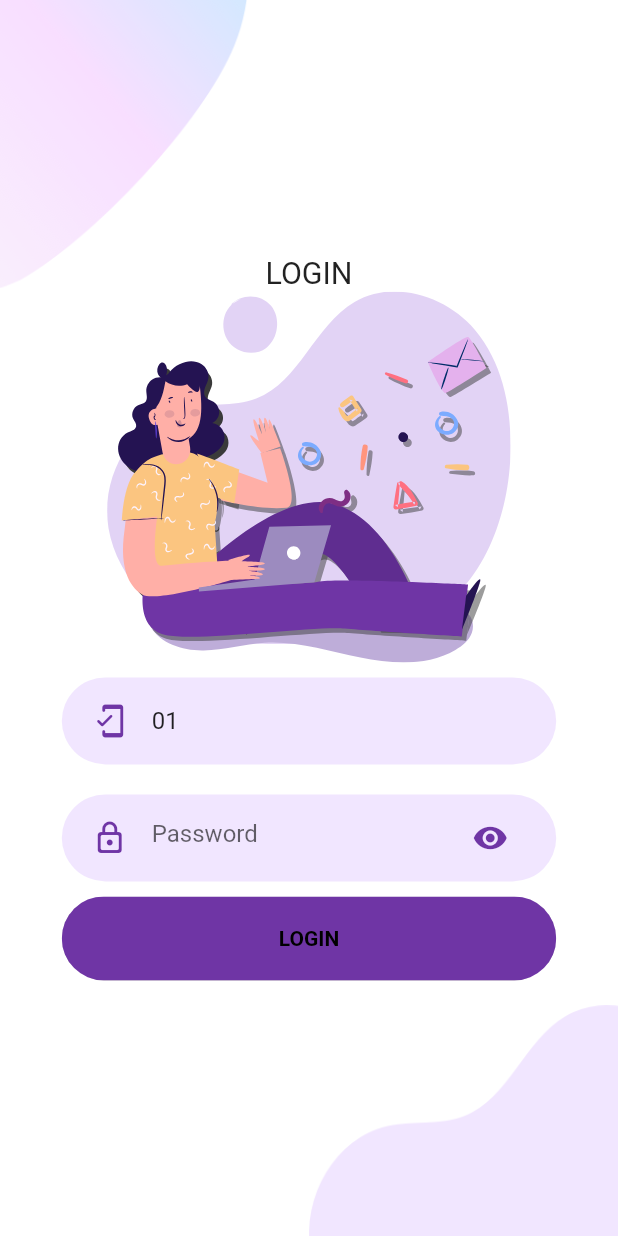
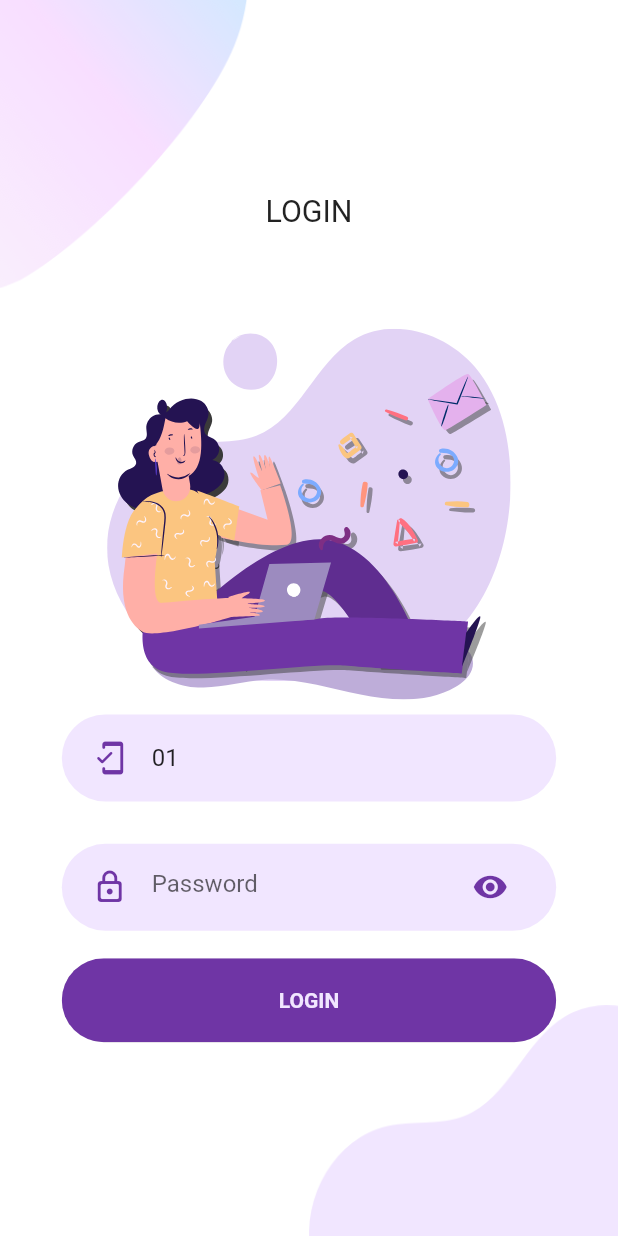
Before and after one commit to sifatistiak/Flutter-Login-Screen, a Flutter app: the LoginScreen screen opened directly, on a phone screen of 412 x 824 dp. Run offline on Flutter 3.47's test engine with Material 2 defaults, Android fonts, the phone set to English and light mode, and no system bars; our stand-ins replace flutter_svg.

Commit message:
design fix

```diff
--- a/lib/Screens/Login/components/body.dart
+++ b/lib/Screens/Login/components/body.dart
@@ -28,6 +28,9 @@ class _BodyState extends State<Body> {
                 fontSize: kPrimaryHeaderSize * 0.7,
               ),
             ),
+            SizedBox(
+              height: size.height * 0.08,
+            ),
             SvgPicture.asset(
               "assets/icons/login.svg",
               height: size.height * 0.3,
@@ -40,11 +43,18 @@ class _BodyState extends State<Body> {
               ),
               onChange: (value) {},
             ),
+            SizedBox(
+              height: size.height * 0.01,
+            ),
             PasswordInputField(
               onChange: (value) {},
             ),
+            SizedBox(
+              height: size.height * 0.01,
+            ),
             RoundedButton(
               text: "LOGIN",
+              textColor: kPrimaryLightColor,
               onPress: () {},
             ),
           ],
```
